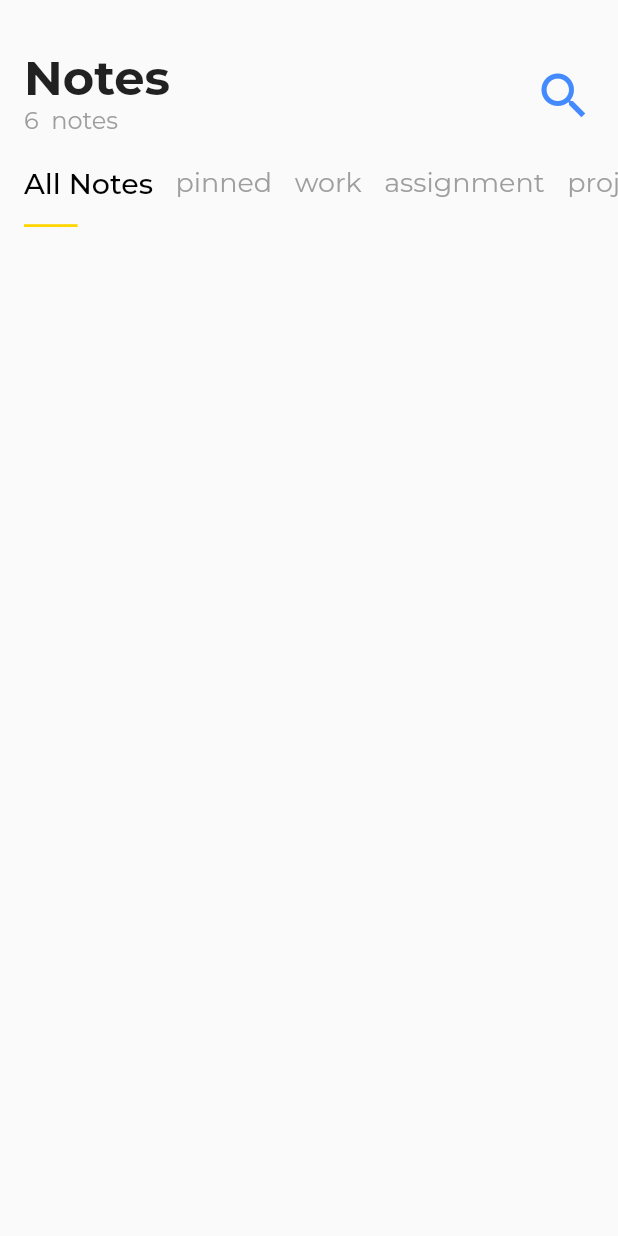
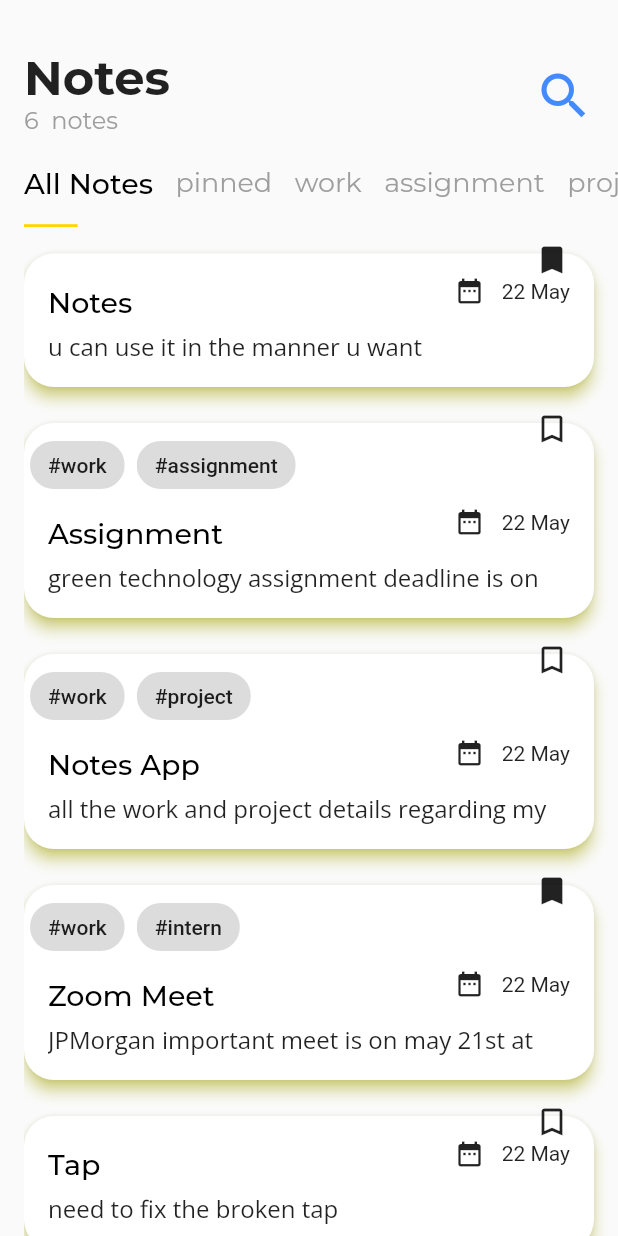
Before and after one commit to abdulkalam556/Notes, a Flutter app: the screen it shows after launch, on a phone screen of 412 x 824 dp. Run offline on Flutter 3.47's test engine with Material 2 defaults, Android fonts, the phone set to English and light mode, and no system bars; our stand-ins replace google_fonts.

Commit message:
homescreen listview

```diff
--- a/lib/models/note.dart
+++ b/lib/models/note.dart
@@ -4,15 +4,20 @@ class Note {
   final int id;
   final String title;
   final String content;
+  final DateTime dateCreated;
   Set<String> tags;
   bool ispinned;
   bool isarchived;
+
   Note({
     @required this.id,
     @required this.title,
     @required this.content,
+    @required this.dateCreated,
     @required this.tags,
     @required this.ispinned,
     @required this.isarchived,
   });
+
+  void pinToggle() => ispinned = !ispinned ;
 }
--- a/lib/models/notes.dart
+++ b/lib/models/notes.dart
@@ -21,6 +21,7 @@ final List<Note> myData = [
     id: 0,
     title: 'Notes',
     content: 'u can use it in the manner u want',
+    dateCreated: DateTime.now(),
     tags: Set(),
     ispinned: true,
     isarchived: false,
@@ -30,6 +31,7 @@ final List<Note> myData = [
     title: 'Assignment',
     content:
         'green technology assignment deadline is on may 15th complete it early',
+    dateCreated: DateTime.now(),
     tags: {'work', 'assignment'},
     ispinned: false,
     isarchived: false,
@@ -39,6 +41,7 @@ final List<Note> myData = [
     title: 'Notes App',
     content:
         'all the work and project details regarding my notes app is written here. its private and funky . haha... ',
+    dateCreated: DateTime.now(),
     tags: {'work', 'project'},
     ispinned: false,
     isarchived: false,
@@ -48,15 +51,17 @@ final List<Note> myData = [
     title: 'Zoom Meet',
     content:
         'JPMorgan important meet is on may 21st at 3Pm. its important dont miss it',
+    dateCreated: DateTime.now(),
     tags: {'work', 'intern'},
-    ispinned: false,
+    ispinned: true,
     isarchived: false,
   ),
   Note(
     id: 4,
     title: 'Tap',
     content: 'need to fix the broken tap',
-    tags: {'home'},
+    dateCreated: DateTime.now(),
+    tags: {},
     ispinned: false,
     isarchived: false,
   ),
@@ -64,6 +69,7 @@ final List<Note> myData = [
     id: 5,
     title: 'Silk',
     content: 'Need to bring a chacolate for my sis',
+    dateCreated: DateTime.now(),
     tags: {'home'},
     ispinned: false,
     isarchived: false,
--- a/lib/screens/home_screen.dart
+++ b/lib/screens/home_screen.dart
@@ -1,5 +1,6 @@
 import 'package:flutter/material.dart';
 import 'package:note/models/note.dart';
+import 'package:intl/intl.dart';
 
 import '../themes/theme.dart';
 import '../models/notes.dart';
@@ -28,6 +29,7 @@ class _HomeScreenState extends State<HomeScreen> {
         child: Padding(
           padding: const EdgeInsets.only(top: 32, left: 16),
           child: Column(
+            mainAxisSize: MainAxisSize.min,
             children: <Widget>[
               Row(
                 crossAxisAlignment: CrossAxisAlignment.start,
@@ -76,6 +78,7 @@ class _HomeScreenState extends State<HomeScreen> {
               ),
               Expanded(
                 child: ListView.builder(
+                  physics: ClampingScrollPhysics(),
                   itemCount: myNotes.length,
                   itemBuilder: (context, index) => noteCard(index),
                 ),
@@ -123,18 +126,103 @@ class _HomeScreenState extends State<HomeScreen> {
   }
 
   Widget noteCard(int index) {
-    return Card(
-      child: Column(
-        children: <Widget>[
-          Row(
+    return Stack(
+      children: <Widget>[
+        Card(
+          margin: EdgeInsets.only(right: 16.0, top: 16.0, bottom: 8.0),
+          shape: RoundedRectangleBorder(
+            borderRadius: BorderRadius.all(
+              Radius.circular(20),
+            ),
+          ),
+          shadowColor: Colors.yellowAccent,
+          elevation: 4.0,
+          child: Column(
+            mainAxisAlignment: MainAxisAlignment.start,
+            crossAxisAlignment: CrossAxisAlignment.start,
+            mainAxisSize: MainAxisSize.min,
             children: <Widget>[
-              Row(mainAxisSize: MainAxisSize.min,children: <Widget>[
-
-              ],),
+              Row(
+                mainAxisSize: MainAxisSize.min,
+                children: <Widget>[
+                  ...myNotes[index].tags.map(
+                    (e) {
+                      return Container(
+                        margin: EdgeInsets.all(4.0),
+                        child: Chip(
+                          label: Text('#$e'),
+                        ),
+                      );
+                    },
+                  ),
+                  if (myNotes[index].tags.isEmpty)
+                    SizedBox(
+                      height: 15,
+                    )
+                ],
+              ),
+              Row(
+                mainAxisSize: MainAxisSize.min,
+                children: <Widget>[
+                  Padding(
+                    padding: const EdgeInsets.symmetric(horizontal: 16.0),
+                    child: Text(
+                      '${myNotes[index].title}',
+                      style: notestitle,
+                    ),
+                  ),
+                  Spacer(),
+                  Padding(
+                    padding: const EdgeInsets.only(bottom: 16.0),
+                    child: Icon(
+                      Icons.date_range,
+                      size: 20,
+                    ),
+                  ),
+                  Padding(
+                    padding: const EdgeInsets.only(
+                      left: 8.0,
+                      bottom: 16.0,
+                      right: 16.0,
+                    ),
+                    child: Text(
+                      ' ${DateFormat('d MMM').format(myNotes[index].dateCreated)}',
+                    ),
+                  ),
+                ],
+              ),
+              Padding(
+                padding: const EdgeInsets.only(
+                  left: 16.0,
+                  bottom: 16.0,
+                  right: 8.0,
+                ),
+                child: Text(
+                  '${myNotes[index].content}',
+                  maxLines: 1,
+                  style: notescontent,
+                ),
+              ),
             ],
-          )
-        ],
-      ),
+          ),
+        ),
+        InkWell(
+          onTap: () {
+            setState(() {
+              myNotes[index].pinToggle();
+            });
+          },
+                  child: Padding(
+            padding: const EdgeInsets.only(top: 8.0, right: 32.0),
+            child: Align(
+              child: Icon(
+                myNotes[index].ispinned ? Icons.turned_in : Icons.turned_in_not,
+              ),
+              alignment: Alignment.topRight,
+            ),
+          ),
+        ),
+      ],
     );
   }
 }
--- a/lib/themes/theme.dart
+++ b/lib/themes/theme.dart
@@ -29,6 +29,16 @@ final TextStyle myChipUnderline = TextStyle(
   fontWeight: FontWeight.bold,
 );
 
+final TextStyle notestitle = GoogleFonts.montserrat(
+  color: Colors.black,
+  fontSize: 19,
+  fontWeight: FontWeight.w500,
+  wordSpacing: 0.2,
+);
+
+final TextStyle notescontent = GoogleFonts.openSans(
+  fontSize: 16,
+);
 ThemeData appTheme = ThemeData(
   primaryColor: Colors.amberAccent,
   visualDensity: VisualDensity.adaptivePlatformDensity,
--- a/pubspec.yaml
+++ b/pubspec.yaml
@@ -24,6 +24,7 @@ dependencies:
   flutter:
     sdk: flutter
   google_fonts: ^1.1.0
+  intl: ^0.16.1
 
   # The following adds the Cupertino Icons font to your application.
   # Use with the CupertinoIcons class for iOS style icons.
```
Also changed, not shown: pubspec.lock.
